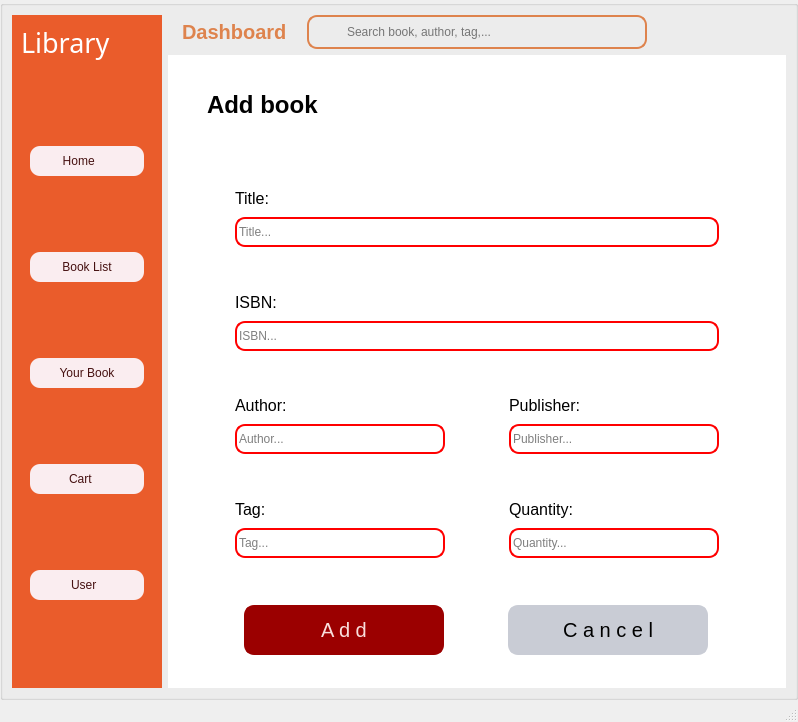
Above: BMS/mainwindow.ui from hoangtrungnguyen1010/Library-Management before the change. Below: the same form after it.
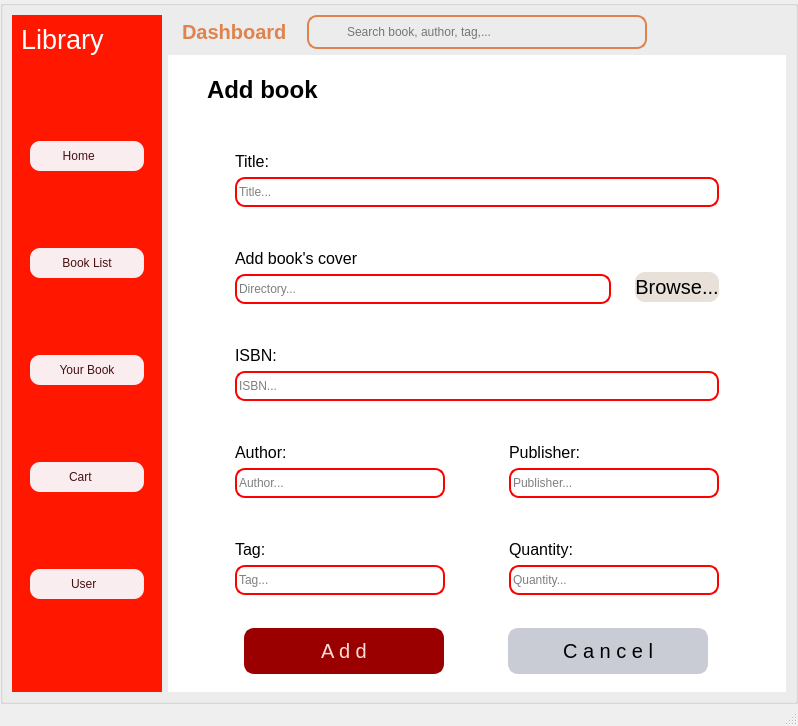
That is the form after the change. The open tabs and pages were chosen to show the change. Icons and pictures are not drawn.

Commit message:
Update Add book's cover, fix bugs...
Update: Add book's cover, add CURRENT_PATH: relative path to Resource folder.
 - loginpage.cpp: new Forgot password function.
Bugs:
- HumanDatabase.cpp (loadDTB function): still load Person's info even if it has 7 components.

What changed in the file:
```diff
--- a/BMS/mainwindow.ui
+++ b/BMS/mainwindow.ui
@@ -7,7 +7,7 @@
     <x>0</x>
     <y>0</y>
     <width>798</width>
-    <height>722</height>
+    <height>726</height>
    </rect>
   </property>
   <property name="sizePolicy">
@@ -16,6 +16,12 @@
     <verstretch>0</verstretch>
    </sizepolicy>
   </property>
+  <property name="maximumSize">
+   <size>
+    <width>16777215</width>
+    <height>16777215</height>
+   </size>
+  </property>
   <property name="windowTitle">
    <string>MainWindow</string>
   </property>
@@ -77,7 +83,7 @@
           </size>
          </property>
          <property name="styleSheet">
-          <string notr="true">background-color: #EA5C2B;</string>
+          <string notr="true">background-color: #FF1700;</string>
          </property>
          <layout class="QVBoxLayout" name="verticalLayout_6">
           <item>
@@ -90,9 +96,7 @@
             </property>
             <property name="font">
              <font>
-              <family>Freestyle Script</family>
               <pointsize>20</pointsize>
-              <weight>50</weight>
               <italic>false</italic>
               <bold>false</bold>
              </font>
@@ -456,7 +460,7 @@
           <item>
            <widget class="QStackedWidget" name="MainFrame">
             <property name="sizePolicy">
-             <sizepolicy hsizetype="Preferred" vsizetype="Expanding">
+             <sizepolicy hsizetype="Expanding" vsizetype="Expanding">
               <horstretch>0</horstretch>
               <verstretch>0</verstretch>
              </sizepolicy>
@@ -2979,7 +2983,7 @@
              </layout>
             </widget>
             <widget class="QWidget" name="Add">
-             <layout class="QVBoxLayout" name="verticalLayout_37">
+             <layout class="QVBoxLayout" name="verticalLayout_47">
               <item>
                <widget class="QFrame" name="frame_21">
                 <property name="frameShape">
@@ -2993,14 +2997,13 @@
                   <rect>
                    <x>30</x>
                    <y>10</y>
-                   <width>181</width>
-                   <height>61</height>
+                   <width>151</width>
+                   <height>31</height>
                   </rect>
                  </property>
                  <property name="font">
                   <font>
                    <pointsize>18</pointsize>
-                   <weight>75</weight>
                    <bold>true</bold>
                   </font>
                  </property>
@@ -3100,6 +3103,162 @@
                 </layout>
                </widget>
               </item>
+              <item>
+               <widget class="QFrame" name="frame_40">
+                <property name="frameShape">
+                 <enum>QFrame::StyledPanel</enum>
+                </property>
+                <property name="frameShadow">
+                 <enum>QFrame::Raised</enum>
+                </property>
+                <layout class="QHBoxLayout" name="horizontalLayout_30">
+                 <item>
+                  <spacer name="horizontalSpacer_18">
+                   <property name="orientation">
+                    <enum>Qt::Horizontal</enum>
+                   </property>
+                   <property name="sizeType">
+                    <enum>QSizePolicy::Minimum</enum>
+                   </property>
+                   <property name="sizeHint" stdset="0">
+                    <size>
+                     <width>40</width>
+                     <height>20</height>
+                    </size>
+                   </property>
+                  </spacer>
+                 </item>
+                 <item>
+                  <widget class="QFrame" name="frame_41">
+                   <property name="styleSheet">
+                    <string notr="true"/>
+                   </property>
+                   <property name="frameShape">
+                    <enum>QFrame::StyledPanel</enum>
+                   </property>
+                   <property name="frameShadow">
+                    <enum>QFrame::Raised</enum>
+                   </property>
+                   <layout class="QVBoxLayout" name="verticalLayout_37">
+                    <item>
+                     <widget class="QLabel" name="label_48">
+                      <property name="font">
+                       <font>
+                        <pointsize>12</pointsize>
+                       </font>
+                      </property>
+                      <property name="text">
+                       <string>Add book's cover</string>
+                      </property>
+                     </widget>
+                    </item>
+                    <item>
+                     <widget class="QLineEdit" name="addDirectory">
+                      <property name="minimumSize">
+                       <size>
+                        <width>30</width>
+                        <height>30</height>
+                       </size>
+                      </property>
+                      <property name="maximumSize">
+                       <size>
+                        <width>2000</width>
+                        <height>16777215</height>
+                       </size>
+                      </property>
+                      <property name="placeholderText">
+                       <string notr="true">Directory...</string>
+                      </property>
+                     </widget>
+                    </item>
+                   </layout>
+                  </widget>
+                 </item>
+                 <item>
+                  <widget class="QFrame" name="frame_44">
+                   <property name="frameShape">
+                    <enum>QFrame::StyledPanel</enum>
+                   </property>
+                   <property name="frameShadow">
+                    <enum>QFrame::Raised</enum>
+                   </property>
+                   <layout class="QVBoxLayout" name="verticalLayout_46">
+                    <item>
+                     <spacer name="verticalSpacer_2">
+                      <property name="orientation">
+                       <enum>Qt::Vertical</enum>
+                      </property>
+                      <property name="sizeType">
+                       <enum>QSizePolicy::Minimum</enum>
+                      </property>
+                      <property name="sizeHint" stdset="0">
+                       <size>
+                        <width>20</width>
+                        <height>22</height>
+                       </size>
+                      </property>
+                     </spacer>
+                    </item>
+                    <item>
+                     <widget class="QPushButton" name="add_directory_btn">
+                      <property name="minimumSize">
+                       <size>
+                        <width>0</width>
+                        <height>0</height>
+                       </size>
+                      </property>
+                      <property name="maximumSize">
+                       <size>
+                        <width>200</width>
+                        <height>30</height>
+                       </size>
+                      </property>
+                      <property name="font">
+                       <font>
+                        <pointsize>15</pointsize>
+                        <bold>false</bold>
+                       </font>
+                      </property>
+                      <property name="styleSheet">
+                       <string notr="true">QPushButton{
+color:  #000;
+background-color: #E8E1D9;
+border-radius: 10px;
+border: solid 1px  #FFF3E4;
+}
+
+QPushButton:hover{
+background-color: #FFF7E0;
+cursor: pointer;
+}</string>
+                      </property>
+                      <property name="text">
+                       <string>Browse...</string>
+                      </property>
+                     </widget>
+                    </item>
+                   </layout>
+                  </widget>
+                 </item>
+                 <item>
+                  <spacer name="horizontalSpacer_19">
+                   <property name="orientation">
+                    <enum>Qt::Horizontal</enum>
+                   </property>
+                   <property name="sizeType">
+                    <enum>QSizePolicy::Minimum</enum>
+                   </property>
+                   <property name="sizeHint" stdset="0">
+                    <size>
+                     <width>40</width>
+                     <height>20</height>
+                    </size>
+                   </property>
+                  </spacer>
+                 </item>
+                </layout>
+               </widget>
+              </item>
               <item>
                <widget class="QFrame" name="frame_29">
                 <property name="frameShape">
@@ -3529,7 +3688,6 @@
                    <property name="font">
                     <font>
                      <pointsize>15</pointsize>
-                     <weight>50</weight>
                      <bold>false</bold>
                     </font>
                    </property>
@@ -3568,7 +3726,6 @@
                    <property name="font">
                     <font>
                      <pointsize>15</pointsize>
-                     <weight>50</weight>
                      <bold>false</bold>
                     </font>
                    </property>
```
Left out of the diff: 94 changed lines with no effect on the pictures. The commit also changes 8 other files.
